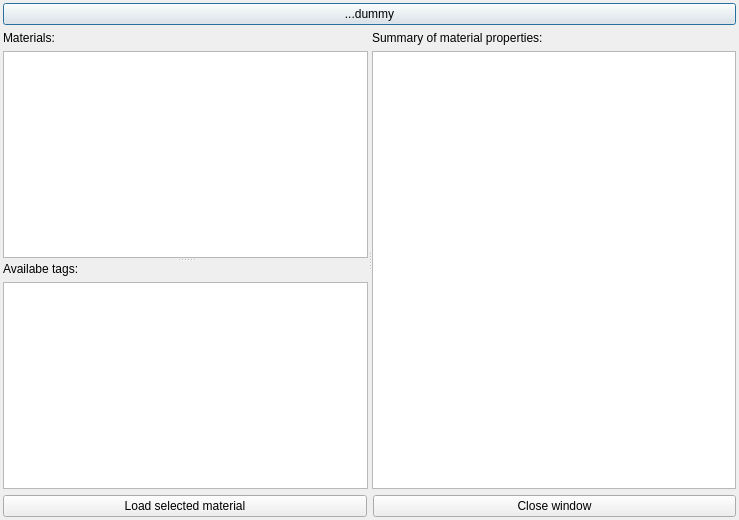
First picture: the form in src/gui/amateriallibrarybrowser.ui, repository andrmor/ANTS2, before the edit.
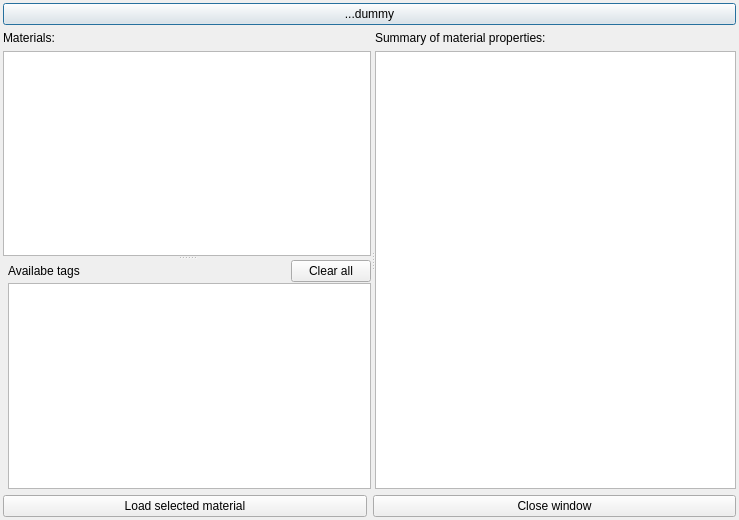
Second picture: the form after the edit.

Commit message: add tag system - basic

The edit to the form file:
```diff
--- a/src/gui/amateriallibrarybrowser.ui
+++ b/src/gui/amateriallibrarybrowser.ui
@@ -42,7 +42,7 @@
       <property name="orientation">
        <enum>Qt::Vertical</enum>
       </property>
-      <widget class="QWidget" name="">
+      <widget class="QWidget" name="layoutWidget">
        <layout class="QVBoxLayout" name="verticalLayout_2">
         <item>
          <widget class="QLabel" name="label_2">
@@ -56,14 +56,47 @@
         </item>
        </layout>
       </widget>
-      <widget class="QWidget" name="">
+      <widget class="QWidget" name="layoutWidget">
        <layout class="QVBoxLayout" name="verticalLayout">
+        <property name="spacing">
+         <number>1</number>
+        </property>
+        <property name="leftMargin">
+         <number>5</number>
+        </property>
         <item>
-         <widget class="QLabel" name="label">
-          <property name="text">
-           <string>Availabe tags:</string>
+         <layout class="QHBoxLayout" name="horizontalLayout_2">
+          <property name="topMargin">
+           <number>0</number>
           </property>
-         </widget>
+          <item>
+           <widget class="QLabel" name="label">
+            <property name="text">
+             <string>Availabe tags</string>
+            </property>
+           </widget>
+          </item>
+          <item>
+           <spacer name="horizontalSpacer">
+            <property name="orientation">
+             <enum>Qt::Horizontal</enum>
+            </property>
+            <property name="sizeHint" stdset="0">
+             <size>
+              <width>40</width>
+              <height>20</height>
+             </size>
+            </property>
+           </spacer>
+          </item>
+          <item>
+           <widget class="QPushButton" name="pbClearTags">
+            <property name="text">
+             <string>Clear all</string>
+            </property>
+           </widget>
+          </item>
+         </layout>
         </item>
         <item>
          <widget class="QListWidget" name="lwTags"/>
@@ -71,7 +104,7 @@
        </layout>
       </widget>
      </widget>
-     <widget class="QWidget" name="">
+     <widget class="QWidget" name="layoutWidget">
       <layout class="QVBoxLayout" name="verticalLayout_3">
        <item>
         <widget class="QLabel" name="label_3">
```
The commit also changes 2 other files.
